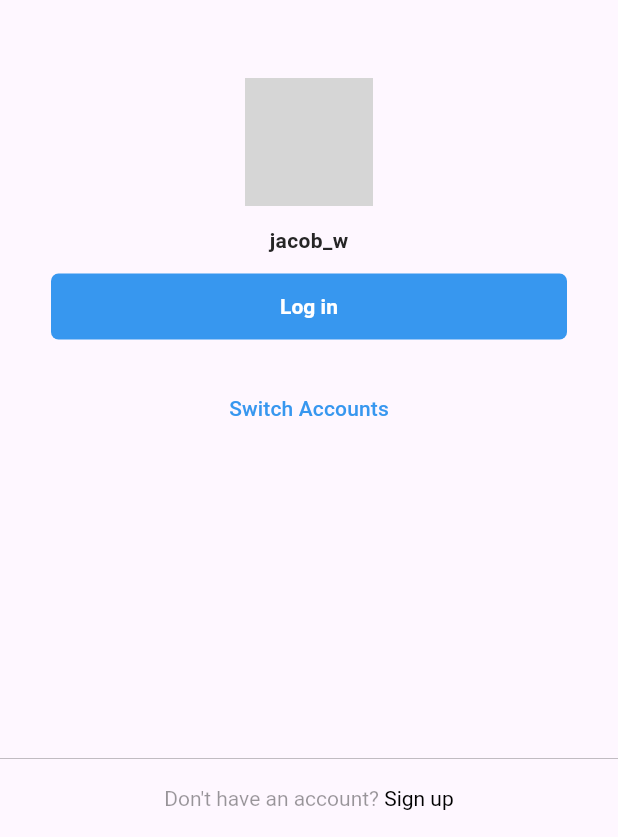
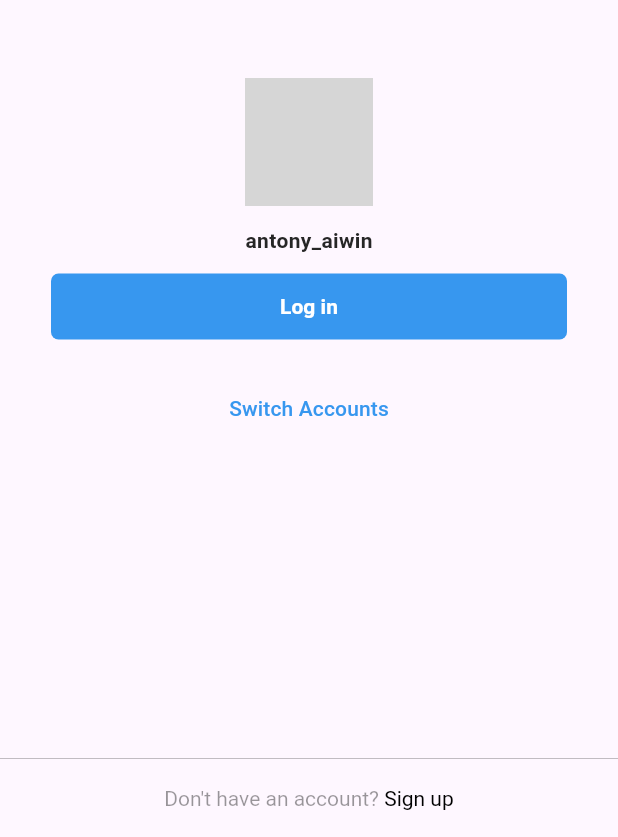
Before and after one commit to antonyaiwin/flutter_instagram_clone, a Flutter app: the screen it shows after launch, on a phone screen of 412 x 824 dp, the part 399-1236 px from its top. Run offline on Flutter 3.47's test engine with Material 3 defaults, Android fonts, the phone set to English and light mode, and no system bars; our stand-ins replace gradient_borders; network calls fail; grey boxes are pictures that could not be loaded.

Commit message:
some code formatting

```diff
--- a/lib/view/main_screen/widgets/main_bottom_nav_bar.dart
+++ b/lib/view/main_screen/widgets/main_bottom_nav_bar.dart
@@ -52,7 +52,8 @@ class MainBottomNavBar extends StatelessWidget {
                       : ColorConstants.black26,
                   width: 1,
                 ),
-                  borderRadius: BorderRadius.circular(20)),
+                borderRadius: BorderRadius.circular(20),
+              ),
               child: const CircleAvatar(
                 radius: 13,
                 backgroundImage: NetworkImage(DummyDb.currentUserProfilePic),
--- a/lib/view/select_account_screen/select_account_screen.dart
+++ b/lib/view/select_account_screen/select_account_screen.dart
@@ -30,7 +30,7 @@ class SelectAccountScreen extends StatelessWidget {
             ),
             const SizedBox(height: 13),
             const Text(
-              'jacob_w',
+              DummyDb.currentUserName,
               style: TextStyle(
                   fontWeight: FontWeight.w600,
                   color: ColorConstants.black26,
```
Lines whose indentation alone changed are shown as unchanged.
